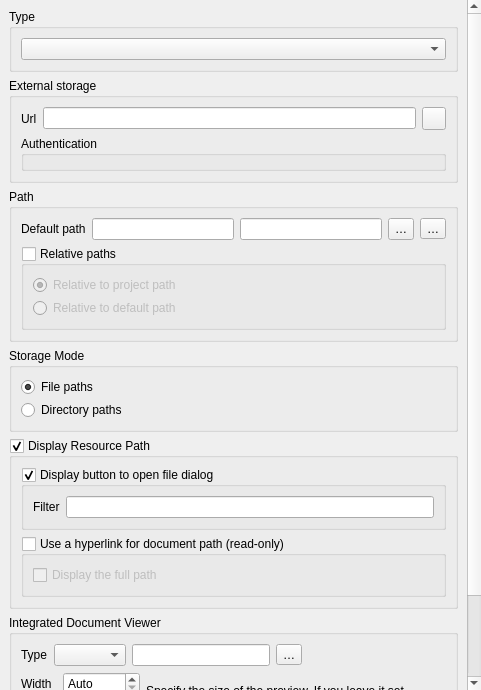
Above: src/ui/editorwidgets/qgsexternalresourceconfigdlg.ui from troopa81/QGIS before the change. Below: the same form after it.
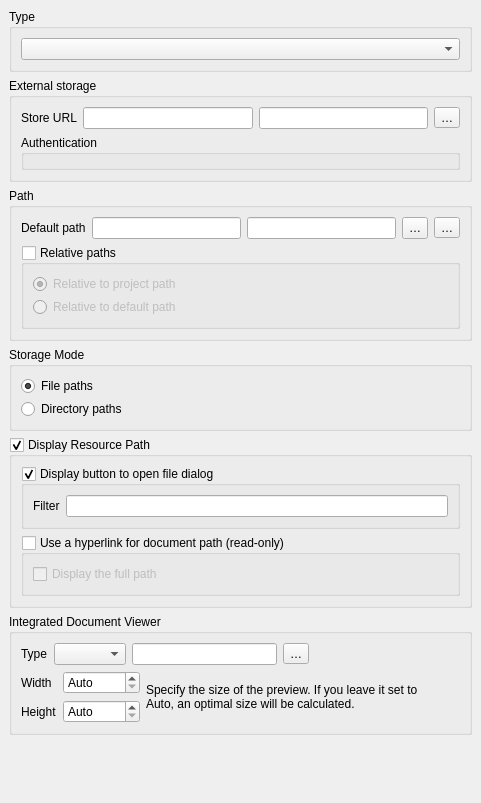
That is the form after the change. Icons and pictures are not drawn. Custom widgets are drawn as their Qt base class.

Commit message: [Widget] Use data defined for storage url

```diff
--- a/src/ui/editorwidgets/qgsexternalresourceconfigdlg.ui
+++ b/src/ui/editorwidgets/qgsexternalresourceconfigdlg.ui
@@ -8,7 +8,7 @@
     <x>0</x>
     <y>0</y>
     <width>481</width>
-    <height>690</height>
+    <height>803</height>
    </rect>
   </property>
   <property name="windowTitle">
@@ -47,7 +47,7 @@
         <x>0</x>
         <y>0</y>
         <width>467</width>
-        <height>832</height>
+        <height>835</height>
        </rect>
       </property>
       <layout class="QVBoxLayout" name="verticalLayout_4">
@@ -74,21 +74,20 @@
             <item>
              <widget class="QLabel" name="label_5">
               <property name="text">
-               <string>Url</string>
+               <string>Store URL</string>
               </property>
              </widget>
             </item>
+            <item>
+             <widget class="QLineEdit" name="mStorageUrl"/>
+            </item>
             <item>
              <widget class="QLineEdit" name="mStorageUrlExpression"/>
             </item>
             <item>
-             <widget class="QToolButton" name="mEditStorageUrlExpression">
-              <property name="layoutDirection">
-               <enum>Qt::RightToLeft</enum>
-              </property>
-              <property name="icon">
-               <iconset>
-                <normaloff>:/images/themes/default/mIconExpression.svg</normaloff>:/images/themes/default/mIconExpression.svg</iconset>
+             <widget class="QgsPropertyOverrideButton" name="mStorageUrlPropertyOverrideButton">
+              <property name="text">
+               <string>…</string>
               </property>
              </widget>
             </item>
@@ -565,18 +564,18 @@
    <extends>QSpinBox</extends>
    <header>qgsspinbox.h</header>
   </customwidget>
-  <customwidget>
-   <class>QgsAuthSettingsWidget</class>
-   <extends>QWidget</extends>
-   <header>auth/qgsauthsettingswidget.h</header>
-   <container>1</container>
-  </customwidget>
   <customwidget>
    <class>QgsScrollArea</class>
    <extends>QScrollArea</extends>
    <header>qgsscrollarea.h</header>
    <container>1</container>
   </customwidget>
+  <customwidget>
+   <class>QgsAuthSettingsWidget</class>
+   <extends>QWidget</extends>
+   <header>auth/qgsauthsettingswidget.h</header>
+   <container>1</container>
+  </customwidget>
  </customwidgets>
  <tabstops>
   <tabstop>scrollArea</tabstop>
```
Left out of the diff: 2 changed lines with no effect on the pictures. The commit also changes 11 other files.
